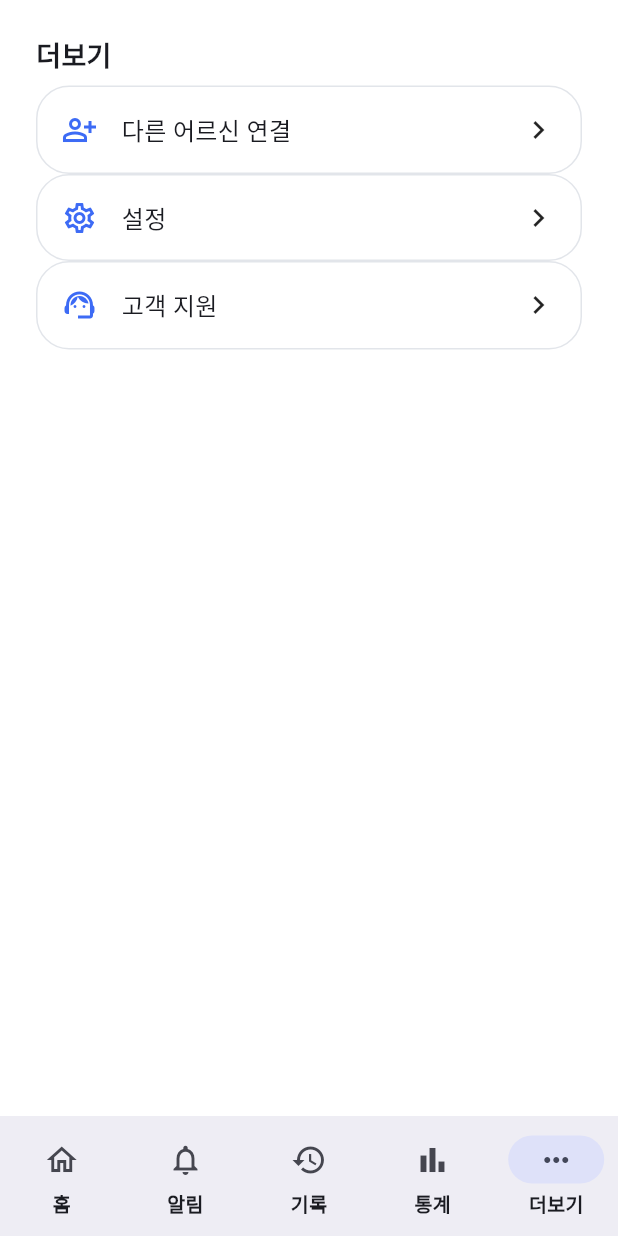
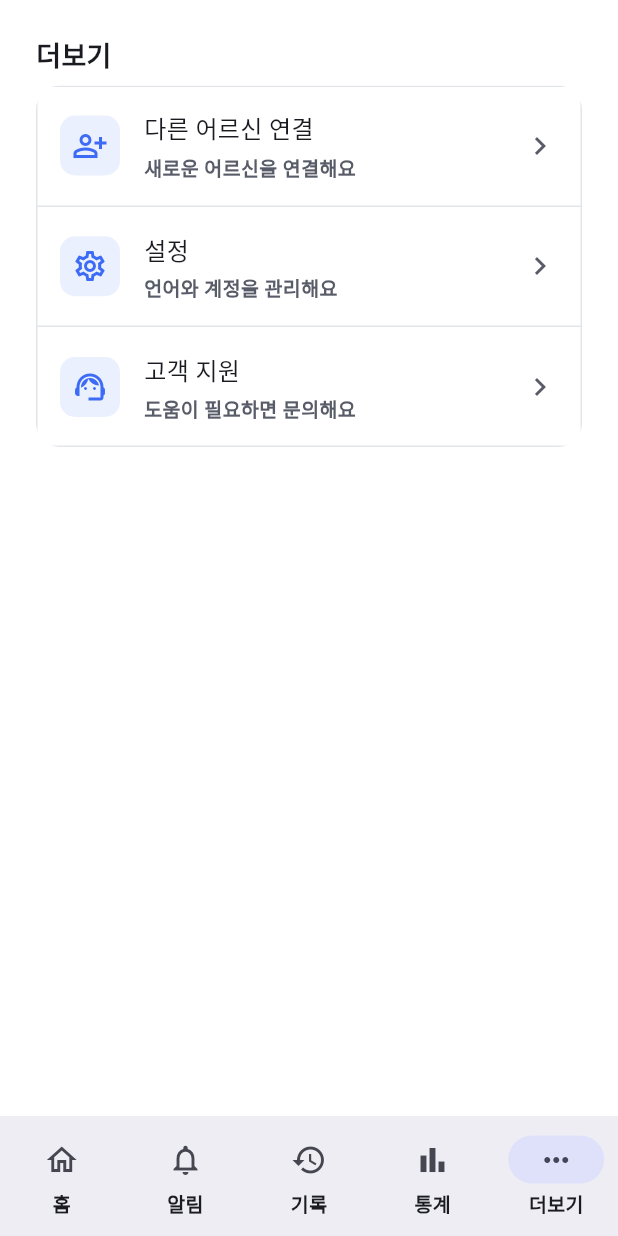
Before and after one commit to chanbear/ondam_app, a Flutter app: the HomeShellPage screen opened by its route, item 5 of the bottom bar chosen, on a phone screen of 412 x 824 dp. Run offline on Flutter 3.47's test engine with Material 3 defaults, Android fonts, the phone set to English and light mode, and no system bars; our stand-ins replace camera, cross_file, firebase_core, firebase_messaging, fl_chart, flutter_dotenv and 14 more; missing offline and left inert: flutter_sms_inbox, mobile_scanner; accounts and stored records are empty; network calls fail.

Commit message:
fix(guardian): 더보기 탭 리디자인 + 고객 지원 화면 실제 연결
고객 지원 메뉴가 더 이상 플레이스홀더일 필요가 없어져 support_page를
신설해 실제 FAQ/개인정보 안내로 연결. 더보기 메뉴는 부제목 있는
카드형으로 다시 그림. ComingSoonPage는 이제 아무도 참조하지 않아 삭제.

```diff
--- a/apps/guardian/lib/features/home/presentation/pages/more_tab_page.dart
+++ b/apps/guardian/lib/features/home/presentation/pages/more_tab_page.dart
@@ -1,14 +1,14 @@
 import 'package:flutter/material.dart';
 import 'package:ondam_design_system/ondam_design_system.dart';
 
-import '../../../../core/widgets/coming_soon_page.dart';
 import '../../../../l10n/generated/app_localizations.dart';
 import '../../../connection/presentation/pages/connection_list_page.dart';
 import '../../../settings/presentation/pages/settings_page.dart';
+import '../../../support/presentation/pages/support_page.dart';
 
-/// 더보기 탭 — 설정/다른 어르신 연결은 실제 화면으로 연결하고, 고객 지원은
-/// 아직 도메인 계층이 없어 `ComingSoonPage`로 보낸다. "어르신 앱 열기"는
-/// Decision 1에 따라 채택하지 않으므로 메뉴에 넣지 않는다.
+/// 더보기 탭 — 설정/다른 어르신 연결/고객 지원 모두 실제 화면으로
+/// 연결한다. "어르신 앱 열기"는 Decision 1에 따라 채택하지 않으므로
+/// 메뉴에 넣지 않는다.
 class MoreTabPage extends StatelessWidget {
   const MoreTabPage({super.key});
 
@@ -19,17 +19,24 @@ class MoreTabPage extends StatelessWidget {
   @override
   Widget build(BuildContext context) {
     final l10n = AppLocalizations.of(context)!;
-    final items = <(IconData, String, Widget Function())>[
+    final items = <(IconData, String, String, Widget Function())>[
       (
         Icons.person_add_alt_outlined,
         l10n.connectAnotherElderAction,
+        l10n.connectAnotherElderSubtitle,
         () => const ConnectionListPage(),
       ),
-      (Icons.settings_outlined, l10n.settingsTitle, () => const SettingsPage()),
+      (
+        Icons.settings_outlined,
+        l10n.settingsTitle,
+        l10n.settingsSubtitle,
+        () => const SettingsPage(),
+      ),
       (
         Icons.support_agent_outlined,
         l10n.supportTitle,
-        () => ComingSoonPage(title: l10n.supportTitle),
+        l10n.supportSubtitle,
+        () => const SupportPage(),
       ),
     ];
 
@@ -44,20 +51,74 @@ class MoreTabPage extends StatelessWidget {
             padding: const EdgeInsets.all(AppSpacing.lg),
             children: [
               AppSectionHeader(title: l10n.navMore),
-              for (final (icon, label, pageBuilder) in items)
-                AppCard(
-                  onTap: () => _push(context, pageBuilder()),
-                  child: Row(
+              ClipRRect(
+                borderRadius: BorderRadius.circular(AppRadius.md),
+                child: DecoratedBox(
+                  decoration: BoxDecoration(
+                    color: Theme.of(context).colorScheme.surface,
+                    border: Border.all(color: AppColors.border),
+                  ),
+                  child: Column(
                     children: [
-                      Icon(icon, color: AppColors.primary),
-                      const SizedBox(width: AppSpacing.md),
-                      Expanded(
-                        child: Text(label, style: AppTextStyles.bodyLarge),
-                      ),
-                      const Icon(Icons.chevron_right),
+                      for (final (index, (icon, label, subtitle, pageBuilder))
+                          in items.indexed) ...[
+                        InkWell(
+                          onTap: () => _push(context, pageBuilder()),
+                          child: Padding(
+                            padding: const EdgeInsets.symmetric(
+                              horizontal: AppSpacing.md,
+                              vertical: AppSpacing.md,
+                            ),
+                            child: Row(
+                              children: [
+                                Container(
+                                  width: 40,
+                                  height: 40,
+                                  decoration: BoxDecoration(
+                                    color: AppColors.primarySoft,
+                                    borderRadius: BorderRadius.circular(
+                                      AppRadius.sm,
+                                    ),
+                                  ),
+                                  alignment: Alignment.center,
+                                  child: Icon(icon, color: AppColors.primary),
+                                ),
+                                const SizedBox(width: AppSpacing.md),
+                                Expanded(
+                                  child: Column(
+                                    crossAxisAlignment:
+                                        CrossAxisAlignment.start,
+                                    children: [
+                                      Text(
+                                        label,
+                                        style: AppTextStyles.bodyLarge,
+                                      ),
+                                      const SizedBox(height: AppSpacing.xs),
+                                      Text(
+                                        subtitle,
+                                        style: AppTextStyles.labelSmall
+                                            .copyWith(
+                                              color: AppColors.textSecondary,
+                                            ),
+                                      ),
+                                    ],
+                                  ),
+                                ),
+                                const Icon(
+                                  Icons.chevron_right,
+                                  color: AppColors.textSecondary,
+                                ),
+                              ],
+                            ),
+                          ),
+                        ),
+                        if (index != items.length - 1)
+                          const Divider(height: 1, color: AppColors.border),
+                      ],
                     ],
                   ),
                 ),
+              ),
               const SizedBox(height: AppSpacing.sm),
             ],
           ),
```
Also changed, not shown: apps/guardian/lib/core/widgets/coming_soon_page.dart (deleted, +0 -28 lines), apps/guardian/lib/features/support/presentation/pages/support_page.dart (added, +101 -0 lines).
